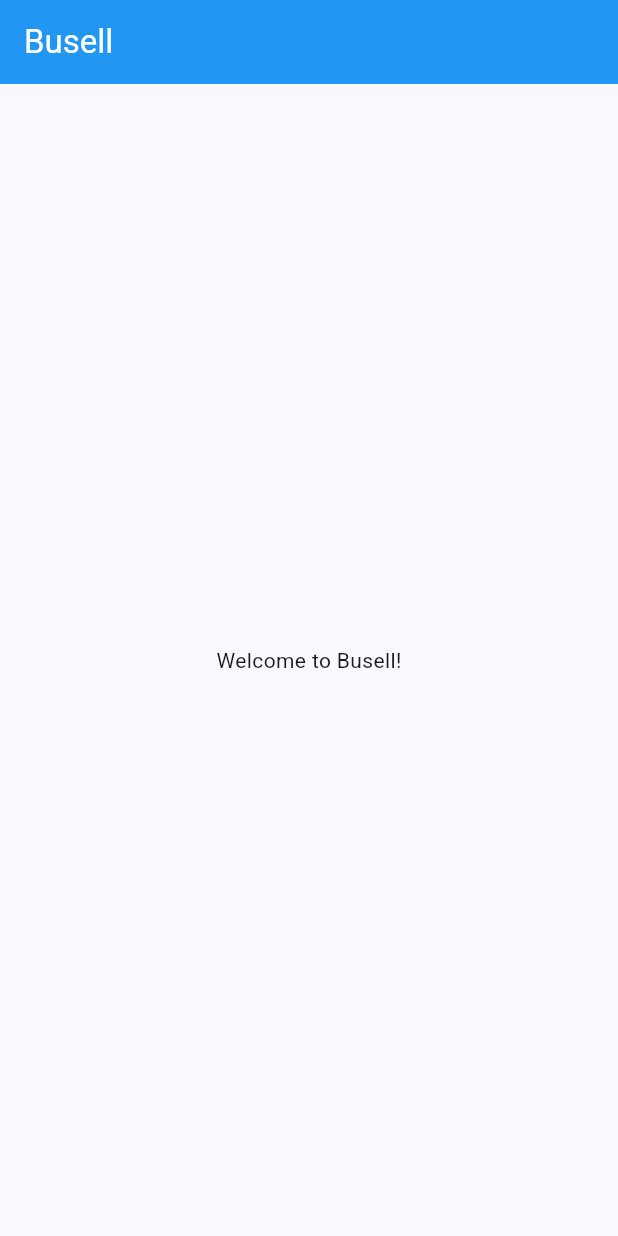
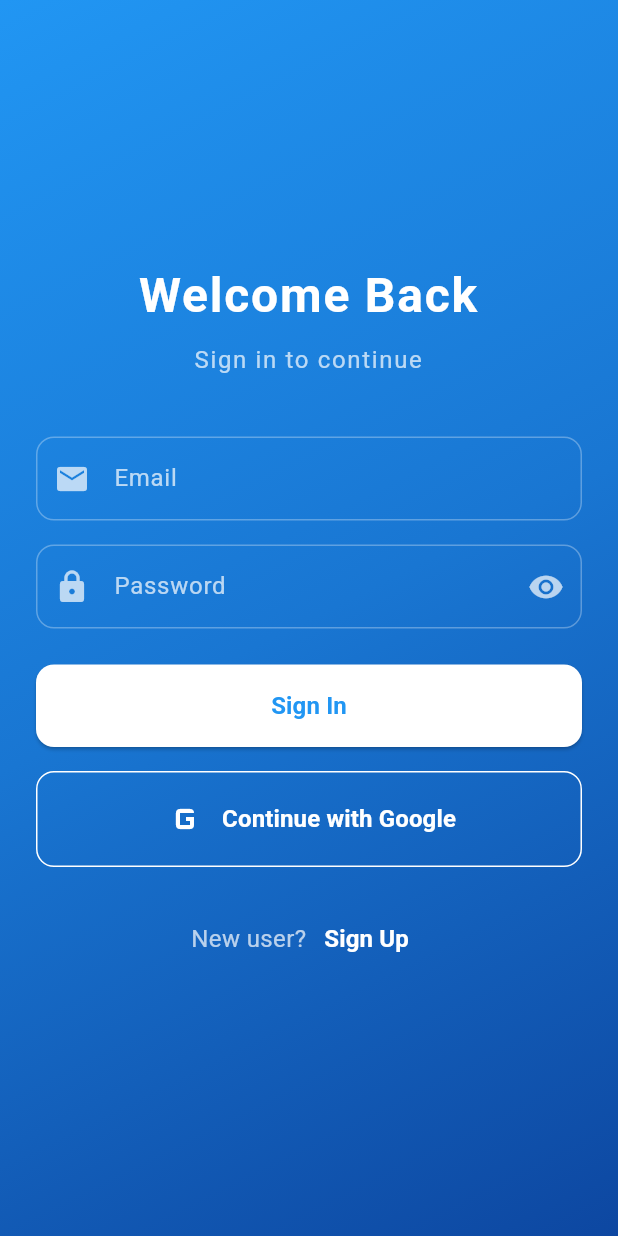
Before and after one commit to JacobFlash/Busell, a Flutter app: the screen it shows after launch, on a phone screen of 412 x 824 dp. Run offline on Flutter 3.47's test engine with Material 3 defaults, Android fonts, the light colour scheme and no system bars.

Commit message:
login and sign up screens implemented

```diff
--- a/lib/main.dart
+++ b/lib/main.dart
@@ -1,5 +1,7 @@
 import 'package:flutter/material.dart';
 import 'screens/splash_screen.dart';
+import 'screens/login_screen.dart';
+import 'screens/signup_screen.dart';
 
 void main() {
   runApp(const MyApp());
@@ -24,7 +26,11 @@ class MyApp extends StatelessWidget {
         fontFamily: 'Roboto',
       ),
       home: const SplashScreen(),
-      routes: {'/home': (context) => const HomePage()},
+      routes: {
+        '/home': (context) => const HomePage(),
+        '/login': (context) => const LoginScreen(),
+        '/signup': (context) => const SignupScreen(),
+      },
     );
   }
 }
--- /dev/null
+++ b/lib/screens/login_screen.dart
@@ -0,0 +1,245 @@
+import 'package:flutter/material.dart';
+
+class LoginScreen extends StatefulWidget {
+  const LoginScreen({Key? key}) : super(key: key);
+
+  @override
+  State<LoginScreen> createState() => _LoginScreenState();
+}
+
+class _LoginScreenState extends State<LoginScreen> {
+  final _formKey = GlobalKey<FormState>();
+  final _emailController = TextEditingController();
+  final _passwordController = TextEditingController();
+  bool _isPasswordVisible = false;
+
+  @override
+  void dispose() {
+    _emailController.dispose();
+    _passwordController.dispose();
+    super.dispose();
+  }
+
+  @override
+  Widget build(BuildContext context) {
+    return Scaffold(
+      body: Container(
+        decoration: const BoxDecoration(
+          gradient: LinearGradient(
+            begin: Alignment.topLeft,
+            end: Alignment.bottomRight,
+            colors: [
+              Color(0xFF2196F3),
+              Color(0xFF1976D2),
+              Color(0xFF0D47A1),
+            ],
+          ),
+        ),
+        child: SafeArea(
+          child: Center(
+            child: SingleChildScrollView(
+              padding: const EdgeInsets.all(24.0),
+              child: Column(
+                mainAxisAlignment: MainAxisAlignment.center,
+                crossAxisAlignment: CrossAxisAlignment.stretch,
+                children: [
+                  const Text(
+                    'Welcome Back',
+                    style: TextStyle(
+                      fontSize: 32,
+                      fontWeight: FontWeight.bold,
+                      color: Colors.white,
+                      letterSpacing: 1.2,
+                    ),
+                    textAlign: TextAlign.center,
+                  ),
+                  const SizedBox(height: 8),
+                  const Text(
+                    'Sign in to continue',
+                    style: TextStyle(
+                      fontSize: 16,
+                      color: Colors.white70,
+                      letterSpacing: 1.1,
+                    ),
+                    textAlign: TextAlign.center,
+                  ),
+                  const SizedBox(height: 40),
+                  Form(
+                    key: _formKey,
+                    child: Column(
+                      children: [
+                        TextFormField(
+                          controller: _emailController,
+                          style: const TextStyle(color: Colors.white),
+                          decoration: InputDecoration(
+                            labelText: 'Email',
+                            labelStyle: const TextStyle(color: Colors.white70),
+                            prefixIcon:
+                                const Icon(Icons.email, color: Colors.white70),
+                            enabledBorder: OutlineInputBorder(
+                              borderRadius: BorderRadius.circular(12),
+                              borderSide:
+                                  const BorderSide(color: Colors.white30),
+                            ),
+                            focusedBorder: OutlineInputBorder(
+                              borderRadius: BorderRadius.circular(12),
+                              borderSide: const BorderSide(color: Colors.white),
+                            ),
+                            errorBorder: OutlineInputBorder(
+                              borderRadius: BorderRadius.circular(12),
+                              borderSide: const BorderSide(color: Colors.red),
+                            ),
+                            focusedErrorBorder: OutlineInputBorder(
+                              borderRadius: BorderRadius.circular(12),
+                              borderSide: const BorderSide(color: Colors.red),
+                            ),
+                          ),
+                          validator: (value) {
+                            if (value == null || value.isEmpty) {
+                              return 'Please enter your email';
+                            }
+                            if (!value.contains('@')) {
+                              return 'Please enter a valid email';
+                            }
+                            return null;
+                          },
+                        ),
+                        const SizedBox(height: 16),
+                        TextFormField(
+                          controller: _passwordController,
+                          style: const TextStyle(color: Colors.white),
+                          obscureText: !_isPasswordVisible,
+                          decoration: InputDecoration(
+                            labelText: 'Password',
+                            labelStyle: const TextStyle(color: Colors.white70),
+                            prefixIcon:
+                                const Icon(Icons.lock, color: Colors.white70),
+                            suffixIcon: IconButton(
+                              icon: Icon(
+                                _isPasswordVisible
+                                    ? Icons.visibility_off
+                                    : Icons.visibility,
+                                color: Colors.white70,
+                              ),
+                              onPressed: () {
+                                setState(() {
+                                  _isPasswordVisible = !_isPasswordVisible;
+                                });
+                              },
+                            ),
+                            enabledBorder: OutlineInputBorder(
+                              borderRadius: BorderRadius.circular(12),
+                              borderSide:
+                                  const BorderSide(color: Colors.white30),
+                            ),
+                            focusedBorder: OutlineInputBorder(
+                              borderRadius: BorderRadius.circular(12),
+                              borderSide: const BorderSide(color: Colors.white),
+                            ),
+                            errorBorder: OutlineInputBorder(
+                              borderRadius: BorderRadius.circular(12),
+                              borderSide: const BorderSide(color: Colors.red),
+                            ),
+                            focusedErrorBorder: OutlineInputBorder(
+                              borderRadius: BorderRadius.circular(12),
+                              borderSide: const BorderSide(color: Colors.red),
+                            ),
+                          ),
+                          validator: (value) {
+                            if (value == null || value.isEmpty) {
+                              return 'Please enter your password';
+                            }
+                            if (value.length < 6) {
+                              return 'Password must be at least 6 characters';
+                            }
+                            return null;
+                          },
+                        ),
+                      ],
+                    ),
+                  ),
+                  const SizedBox(height: 24),
+                  ElevatedButton(
+                    onPressed: () {
+                      if (_formKey.currentState!.validate()) {
+                        // TODO: Implement login logic
+                      }
+                    },
+                    style: ElevatedButton.styleFrom(
+                      backgroundColor: Colors.white,
+                      foregroundColor: const Color(0xFF2196F3),
+                      padding: const EdgeInsets.symmetric(vertical: 16),
+                      shape: RoundedRectangleBorder(
+                        borderRadius: BorderRadius.circular(12),
+                      ),
+                    ),
+                    child: const Text(
+                      'Sign In',
+                      style: TextStyle(
+                        fontSize: 16,
+                        fontWeight: FontWeight.bold,
+                      ),
+                    ),
+                  ),
+                  const SizedBox(height: 16),
+                  OutlinedButton.icon(
+                    onPressed: () {
+                      // TODO: Implement Google sign in
+                      Navigator.pushReplacementNamed(context, '/home');
+                    },
+                    style: OutlinedButton.styleFrom(
+                      foregroundColor: Colors.white,
+                      side: const BorderSide(color: Colors.white),
+                      padding: const EdgeInsets.symmetric(vertical: 16),
+                      shape: RoundedRectangleBorder(
+                        borderRadius: BorderRadius.circular(12),
+                      ),
+                    ),
+                    icon: const Icon(
+                      Icons.g_mobiledata,
+                      size: 32,
+                      color: Colors.white,
+                    ),
+                    label: const Text(
+                      'Continue with Google',
+                      style: TextStyle(
+                        fontSize: 16,
+                        fontWeight: FontWeight.bold,
+                      ),
+                    ),
+                  ),
+                  const SizedBox(height: 24),
+                  Row(
+                    mainAxisAlignment: MainAxisAlignment.center,
+                    children: [
+                      const Text(
+                        "New user?",
+                        style: TextStyle(
+                          color: Colors.white70,
+                          fontSize: 16,
+                        ),
+                      ),
+                      TextButton(
+                        onPressed: () {
+                          Navigator.pushNamed(context, '/signup');
+                        },
+                        child: const Text(
+                          'Sign Up',
+                          style: TextStyle(
+                            color: Colors.white,
+                            fontSize: 16,
+                            fontWeight: FontWeight.bold,
+                          ),
+                        ),
+                      ),
+                    ],
+                  ),
+                ],
+              ),
+            ),
+          ),
+        ),
+      ),
+    );
+  }
+}
--- a/lib/screens/splash_screen.dart
+++ b/lib/screens/splash_screen.dart
@@ -39,7 +39,7 @@ class SplashScreenState extends State<SplashScreen>
     _animationController.forward();
 
     Timer(const Duration(seconds: 5), () {
-      Navigator.pushReplacementNamed(context, '/home');
+      Navigator.pushReplacementNamed(context, '/login');
     });
   }
 
@@ -80,6 +80,7 @@ class SplashScreenState extends State<SplashScreen>
                       shape: BoxShape.circle,
                       boxShadow: [
                         BoxShadow(
+                          // ignore: deprecated_member_use
                           color: Colors.black.withOpacity(0.2),
                           blurRadius: 20,
                           offset: const Offset(0, 10),
@@ -95,6 +96,7 @@ class SplashScreenState extends State<SplashScreen>
                           color: const Color(0xFF2196F3),
                           shadows: [
                             Shadow(
+                              // ignore: deprecated_member_use
                               color: Colors.black.withOpacity(0.1),
                               offset: const Offset(0, 2),
                               blurRadius: 4,
@@ -138,12 +140,14 @@ class SplashScreenState extends State<SplashScreen>
                   width: 200,
                   height: 4,
                   decoration: BoxDecoration(
+                    // ignore: deprecated_member_use
                     color: Colors.white.withOpacity(0.3),
                     borderRadius: BorderRadius.circular(2),
                   ),
                   child: LinearProgressIndicator(
                     backgroundColor: Colors.transparent,
                     valueColor: AlwaysStoppedAnimation<Color>(
+                      // ignore: deprecated_member_use
                       Colors.white.withOpacity(0.8),
                     ),
                   ),
```
Also changed, not shown: lib/screens/signup_screen.dart (added, +301 -0 lines), assets/images/google_logo.png (added).
